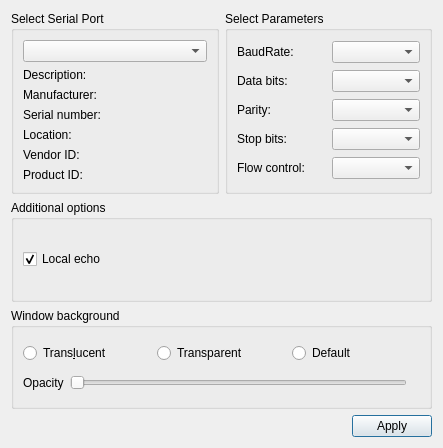
Qt form settingsdialog.ui (mainster/mdcom) before a commit.
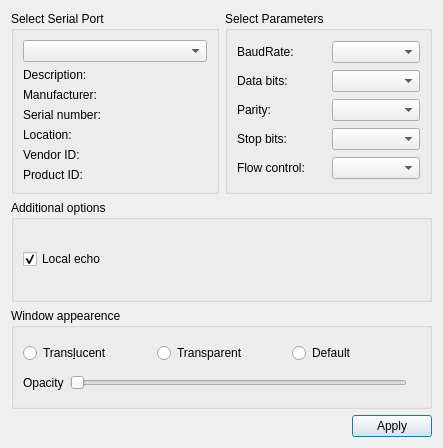
The same form after that commit.

```diff
--- a/settingsdialog.ui
+++ b/settingsdialog.ui
@@ -173,7 +173,7 @@
    <item row="2" column="0" colspan="2">
     <widget class="QGroupBox" name="grBoxWinOpts">
      <property name="title">
-      <string>Window background</string>
+      <string>Window appearence</string>
      </property>
      <layout class="QGridLayout" name="gridLayout_5">
       <item row="1" column="0">
```
Left out of the diff: 35 changed lines with no effect on the pictures.
